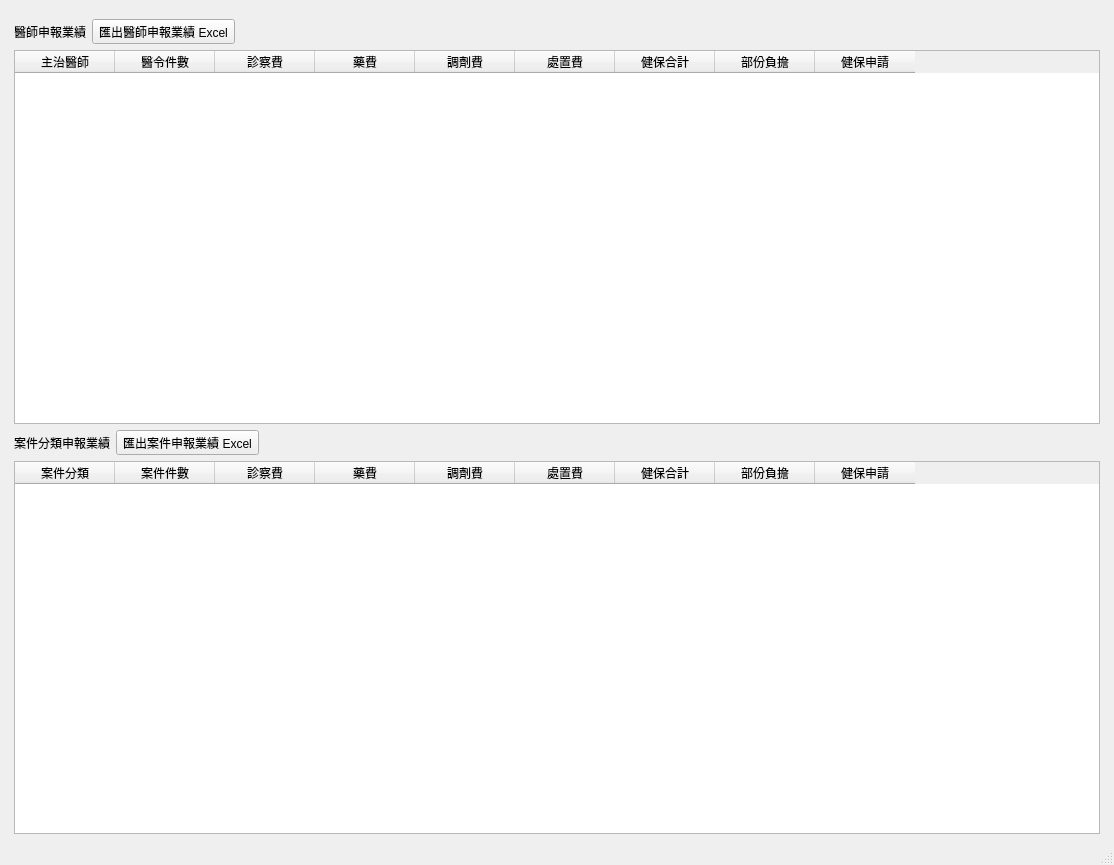
Qt form ui/ins_apply_fee_performance.ui (picacat/pyMedical) before a commit.
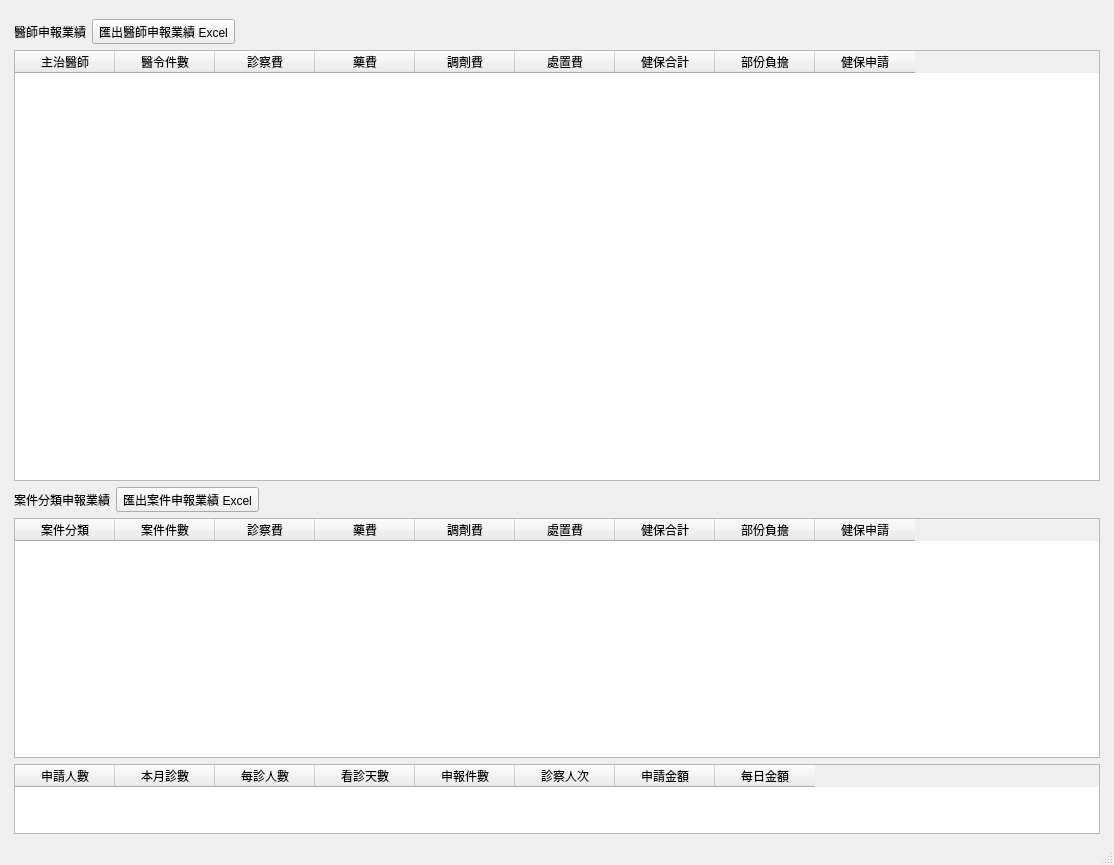
The same form after that commit. Icons and pictures are not drawn.

Diff of the .ui file:
```diff
--- a/ui/ins_apply_fee_performance.ui
+++ b/ui/ins_apply_fee_performance.ui
@@ -178,7 +178,7 @@
             <property name="maximumSize">
              <size>
               <width>16777215</width>
-              <height>16777215</height>
+              <height>240</height>
              </size>
             </property>
             <property name="editTriggers">
@@ -240,6 +240,56 @@
             </column>
            </widget>
           </item>
+          <item>
+           <widget class="QTableWidget" name="tableWidget_summary">
+            <property name="maximumSize">
+             <size>
+              <width>16777215</width>
+              <height>70</height>
+             </size>
+            </property>
+            <column>
+             <property name="text">
+              <string>申請人數</string>
+             </property>
+            </column>
+            <column>
+             <property name="text">
+              <string>本月診數</string>
+             </property>
+            </column>
+            <column>
+             <property name="text">
+              <string>每診人數</string>
+             </property>
+            </column>
+            <column>
+             <property name="text">
+              <string>看診天數</string>
+             </property>
+            </column>
+            <column>
+             <property name="text">
+              <string>申報件數</string>
+             </property>
+            </column>
+            <column>
+             <property name="text">
+              <string>診察人次</string>
+             </property>
+            </column>
+            <column>
+             <property name="text">
+              <string>申請金額</string>
+             </property>
+            </column>
+            <column>
+             <property name="text">
+              <string>每日金額</string>
+             </property>
+            </column>
+           </widget>
+          </item>
          </layout>
         </item>
         <item>
```
Left out of the diff: 2 changed lines with no effect on the pictures.
